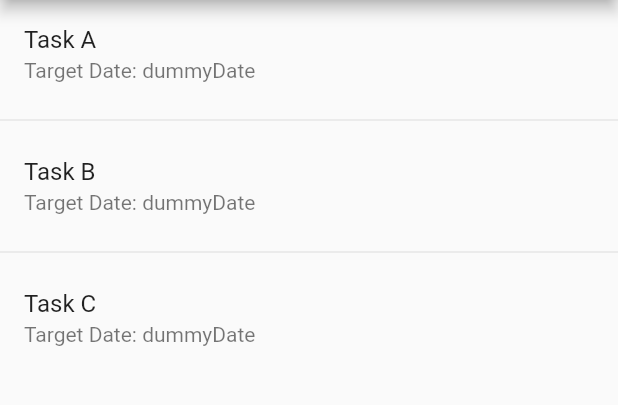
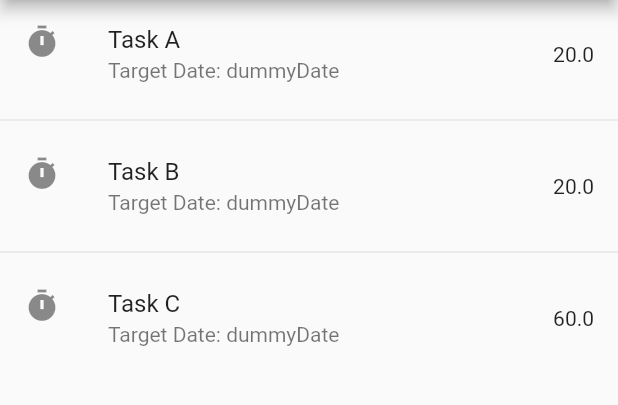
Before and after one commit to Amal4m41/TalentStory_MissionFunctionality, a Flutter app: the MissionsScreen screen opened directly, after a tap on "ABC", on a phone screen of 412 x 824 dp, the part 84-489 px from its top. Run offline on Flutter 3.47's test engine with Material 2 defaults, Android fonts, the phone set to English and light mode, and no system bars; our stand-ins replace font_awesome_flutter.

Commit message:
Added code to create new mission and tasks

```diff
--- a/lib/main.dart
+++ b/lib/main.dart
@@ -1,6 +1,7 @@
 import 'package:flutter/material.dart';
 import 'package:mission_functionlity/models/user.dart';
 import 'package:mission_functionlity/providers/mission_provider.dart';
+import 'package:mission_functionlity/providers/tasks_provider.dart';
 import 'package:mission_functionlity/screens/homepage.dart';
 import 'package:provider/provider.dart';
 
@@ -15,6 +16,9 @@ void main() {
             username: 'dummyUsername',
             name: 'Amal',
             category: 'mentor'), //mimics the signed in user.
+      ),
+      ChangeNotifierProvider(
+        create: (BuildContext context) => TasksProvider(),
       ),
     ],
     child: const MyApp(),
--- a/lib/models/mission.dart
+++ b/lib/models/mission.dart
@@ -7,6 +7,9 @@ class Mission with ChangeNotifier {
   final String
       createdBy; //will store the id of the user(user with category = mentor/professor/teacher)
   final String description;
+  final String
+      targetDate; //expected date of completion for the mission(i.e. all the tasks)
+  //add  trailing(percentage) and target date() for each mission.
 
   Mission({
     required this.missionId,
@@ -14,6 +17,7 @@ class Mission with ChangeNotifier {
     required this.createdDate,
     required this.createdBy,
     required this.description,
+    required this.targetDate,
   });
 
   Mission.fromJson(Map<String, dynamic> json)
@@ -21,7 +25,8 @@ class Mission with ChangeNotifier {
         missionName = json['missionName'],
         createdDate = json['createdDate'],
         createdBy = json['createdBy'],
-        description = json['description'];
+        description = json['description'],
+        targetDate = json['targetDate'];
 
   Map<String, dynamic> toJson() {
     final Map<String, dynamic> data = Map<String, dynamic>();
@@ -30,6 +35,7 @@ class Mission with ChangeNotifier {
     data['createdDate'] = createdDate;
     data['createdBy'] = createdBy;
     data['description'] = description;
+    data['targetDate'] = targetDate;
     return data;
   }
 }
--- a/lib/models/mission_studentuser.dart
+++ b/lib/models/mission_studentuser.dart
@@ -3,24 +3,20 @@ import 'package:flutter/cupertino.dart';
 class MissionStudentUser {
   final int missionId;
   final String studentUserName;
-  final double progressPercentage;
 
   MissionStudentUser({
     required this.studentUserName,
-    required this.progressPercentage,
     required this.missionId,
   });
 
   MissionStudentUser.fromJson(Map<String, dynamic> json)
       : missionId = json["missionId"],
-        studentUserName = json['studentUserName'],
-        progressPercentage = json['progressPercentage'];
+        studentUserName = json['studentUserName'];
 
   Map<String, dynamic> toJson() {
     final Map<String, dynamic> data = Map<String, dynamic>();
     data['missionId'] = missionId;
     data['studentUserName'] = studentUserName;
-    data['progressPercentage'] = progressPercentage;
     return data;
   }
 }
--- a/lib/models/task.dart
+++ b/lib/models/task.dart
@@ -1,4 +1,6 @@
-class Task {
+import 'package:flutter/cupertino.dart';
+
+class Task with ChangeNotifier {
   final int taskId;
   final String taskName;
   final String createdDate;
@@ -7,6 +9,7 @@ class Task {
   final int missionId;
   final String taskContent; //will store the link to the doc stored location.
   final String targetDate;
+  final double taskWeightage;
 
   Task({
     required this.taskId,
@@ -16,6 +19,7 @@ class Task {
     required this.missionId,
     required this.taskContent,
     required this.targetDate,
+    required this.taskWeightage,
   });
 
   Task.fromJson(Map<String, dynamic> json)
@@ -25,7 +29,8 @@ class Task {
         createdBy = json['createdBy'],
         missionId = json['missionId'],
         taskContent = json['taskContent'],
-        targetDate = json['targetDate'];
+        targetDate = json['targetDate'],
+        taskWeightage = json['taskWeightage'];
 
   Map<String, dynamic> toJson() {
     final Map<String, dynamic> data = Map<String, dynamic>();
@@ -36,6 +41,7 @@ class Task {
     data['missionId'] = missionId;
     data['taskContent'] = taskContent;
     data['targetDate'] = targetDate;
+    data['taskWeightage'] = taskWeightage;
     return data;
   }
 }
--- a/lib/providers/tasks_provider.dart
+++ b/lib/providers/tasks_provider.dart
@@ -4,19 +4,38 @@ import 'package:mission_functionlity/models/task.dart';
 
 class TasksProvider extends ChangeNotifier {
   List<Task> _tasksList = [];
+  List<Task> _DBtasksList = []; //mimics the tasks list
 
-  List<Task> getTasksUsingMissionId(int missionId) =>
-  _dummyTasksList.where((element) => element.missionId == missionId).toList();
+  List<Task> _getTasksUsingMissionId(int missionId) =>
+      _DBtasksList.where((element) => element.missionId == missionId).toList();
+  //
+  TasksProvider() {
+    _DBtasksList = _dummyTasksList;
+  }
 
-  TasksProvider({required int missionId}) {
-    final tasks = getTasksUsingMissionId(missionId);
-    _tasksList = tasks;
+  void waitFunction(int seconds) async {
+    await Future.delayed(Duration(seconds: seconds));
+    notifyListeners();
+  }
+
+  void getTasksForMissionId({required int missionId}) {
+    _tasksList = _getTasksUsingMissionId(missionId);
+    waitFunction(1);
+  }
+
+  double getMissionCompletedPercentage({required int missionId}) {
+    final tasks = _getTasksUsingMissionId(missionId);
+    double sum = 0;
+    for (var element in tasks) {
+      sum += element.taskWeightage;
+    }
+    return sum / 100;
   }
 
   List<Task> get taskList => _tasksList;
 
   void addTaskToList(Task value) {
-    _tasksList.add(value);
+    _DBtasksList.add(value);
     notifyListeners();
   }
 }
@@ -30,15 +49,19 @@ List<Task> _dummyTasksList = [
     missionId: 1,
     taskContent: 'dummyUrl',
     targetDate: 'dummyDate',
-  ),  Task(
-    taskId: 1,
+    taskWeightage: 20,
+  ),
+  Task(
+    taskId: 9,
     taskName: 'Task B',
     createdDate: DateTime.now().toString(),
     createdBy: 'userA',
     missionId: 1,
     taskContent: 'dummyUrl',
     targetDate: 'dummyDate',
-  ),  Task(
+    taskWeightage: 20,
+  ),
+  Task(
     taskId: 2,
     taskName: 'Task C',
     createdDate: DateTime.now().toString(),
@@ -46,7 +69,9 @@ List<Task> _dummyTasksList = [
     missionId: 1,
     taskContent: 'dummyUrl',
     targetDate: 'dummyDate',
-  ),  Task(
+    taskWeightage: 60,
+  ),
+  Task(
     taskId: 3,
     taskName: 'Task D',
     createdDate: DateTime.now().toString(),
@@ -54,7 +79,9 @@ List<Task> _dummyTasksList = [
     missionId: 2,
     taskContent: 'dummyUrl',
     targetDate: 'dummyDate',
-  ),  Task(
+    taskWeightage: 50,
+  ),
+  Task(
     taskId: 4,
     taskName: 'Task E',
     createdDate: DateTime.now().toString(),
@@ -62,7 +89,9 @@ List<Task> _dummyTasksList = [
     missionId: 2,
     taskContent: 'dummyUrl',
     targetDate: 'dummyDate',
-  ),  Task(
+    taskWeightage: 20,
+  ),
+  Task(
     taskId: 5,
     taskName: 'Task F',
     createdDate: DateTime.now().toString(),
@@ -70,5 +99,6 @@ List<Task> _dummyTasksList = [
     missionId: 2,
     taskContent: 'dummyUrl',
     targetDate: 'dummyDate',
+    taskWeightage: 30,
   ),
 ];
--- /dev/null
+++ b/lib/screens/mission_tasks_screen.dart
@@ -0,0 +1,61 @@
+import 'package:flutter/cupertino.dart';
+import 'package:flutter/material.dart';
+import 'package:mission_functionlity/models/mission.dart';
+import 'package:mission_functionlity/models/task.dart';
+import 'package:mission_functionlity/providers/tasks_provider.dart';
+import 'package:mission_functionlity/screens/task_screen.dart';
+import 'package:provider/provider.dart';
+
+class MissionTasksScreen extends StatefulWidget {
+  const MissionTasksScreen({Key? key}) : super(key: key);
+  @override
+  State<MissionTasksScreen> createState() => _MissionTasksScreenState();
+}
+
+class _MissionTasksScreenState extends State<MissionTasksScreen> {
+  late final Mission mission;
+
+  @override
+  void initState() {
+    super.initState();
+    mission = Provider.of<Mission>(context, listen: false);
+    Provider.of<TasksProvider>(context, listen: false)
+        .getTasksForMissionId(missionId: mission.missionId);
+  }
+
+  @override
+  Widget build(BuildContext context) {
+    print('MISSION TASKS SCREEN BUILD');
+
+    final tasksProvider = Provider.of<TasksProvider>(context);
+    final tasksList = tasksProvider.taskList;
+
+    return Scaffold(
+      appBar: AppBar(
+        title: Text('Tasks'),
+      ),
+      body: Container(
+        child: ListView.separated(
+          padding: const EdgeInsets.only(bottom: 25),
+          itemCount: tasksList.length,
+          itemBuilder: (context, index) => InkWell(
+            onTap: () => Navigator.push(
+                context,
+                MaterialPageRoute(
+                    builder: (context) => ChangeNotifierProvider<Task>.value(
+                        value: tasksList[index], child: TaskScreen()))),
+            child: ListTile(
+              leading: Icon(Icons.timer),
+              title: Text(tasksList[index].taskName),
+              // trailing: Text(
+              //     'Created on : ${missionListProvider.missionList[index].createdDate.split(' ')[0]}'),
+              subtitle: Text('Target Date: ${tasksList[index].targetDate}'),
+              trailing: Text(tasksList[index].taskWeightage.toString()),
+            ),
+          ),
+          separatorBuilder: (BuildContext context, int index) => Divider(),
+        ),
+      ),
+    );
+  }
+}
--- a/lib/screens/missions_screen.dart
+++ b/lib/screens/missions_screen.dart
@@ -1,19 +1,22 @@
 import 'package:flutter/material.dart';
+import 'package:font_awesome_flutter/font_awesome_flutter.dart';
 import 'package:mission_functionlity/models/mission.dart';
 import 'package:mission_functionlity/models/user.dart';
+import 'package:mission_functionlity/providers/create_new_mission_provider.dart';
 import 'package:mission_functionlity/providers/mission_provider.dart';
 import 'package:mission_functionlity/providers/tasks_provider.dart';
 import 'package:mission_functionlity/screens/mission_form.dart';
-import 'package:mission_functionlity/screens/tasks_screen.dart';
+import 'package:mission_functionlity/screens/create_task_screen.dart';
+import 'package:mission_functionlity/screens/mission_tasks_screen.dart';
+import 'package:mission_functionlity/utils/constants.dart';
 import 'package:provider/provider.dart';
-
-const authorizedCategoriesToCreateMission = ['professor', 'mentor', 'teacher'];
 
 class MissionsScreen extends StatelessWidget {
   const MissionsScreen({Key? key}) : super(key: key);
 
   @override
   Widget build(BuildContext context) {
+    print('MISSION SCREEN BUILD');
     final missionListProvider = Provider.of<MissionProvider>(context);
 
     return Scaffold(
@@ -24,26 +27,63 @@ class MissionsScreen extends StatelessWidget {
         child: ListView.separated(
           padding: const EdgeInsets.only(bottom: 25),
           itemCount: missionListProvider.missionList.length,
-          itemBuilder: (context, index) => ListTile(
+          itemBuilder: (context, index) {
+            print("BUILD TASK ITEM $index");
+            double percent = Provider.of<TasksProvider>(context)
+                .getMissionCompletedPercentage(
+                    missionId:
+                        missionListProvider.missionList[index].missionId);
+            percent = double.parse(percent.toStringAsFixed(2));
+            return ListTile(
+              leading: Stack(children: [
+                Icon(
+                  FontAwesomeIcons.trophy,
+                  color: Colors.grey.shade600,
+                ),
+                Icon(
+                  FontAwesomeIcons.trophy,
+                  color: Colors.yellow.shade800.withOpacity(percent),
+                ),
+              ]),
               title: Text(missionListProvider.missionList[index].missionName),
               // trailing: Text(
               //     'Created on : ${missionListProvider.missionList[index].createdDate.split(' ')[0]}'),
-            subtitle: Text(missionListProvider.missionList[index].description),
+              subtitle: Text(
+                  missionListProvider.missionList[index].description +
+                      '\nTarget date: ${missionListProvider.missionList[index].targetDate}',
+                  style: TextStyle(fontSize: 12)),
+              trailing: Text(
+                'Completed: ${percent * 100}%',
+                // 'Completed: ',
+                style: TextStyle(fontSize: 12),
+              ),
+              // Row(
+              //   mainAxisSize: MainAxisSize.min,
+              //   children: [
+              //     Text(
+              //       'Completed: ',
+              //       // 'Completed: ${percent * 100}%',
+              //       style: TextStyle(fontSize: 12),
+              //     ),
+              //     LinearProgressIndicator(
+              //       value: percent,
+              //       color: Colors.blue,
+              //       backgroundColor: Colors.grey,
+              //     )
+              //   ],
+              // ),
+              isThreeLine: true,
               onTap: () => Navigator.push(
                   context,
                   MaterialPageRoute(
                       builder: (context) => MultiProvider(providers: [
-                          ChangeNotifierProvider(
-                            create: (BuildContext context) => TasksProvider(
-                                missionId: missionListProvider
-                                    .missionList[index].missionId),
-                          ),
                             ChangeNotifierProvider<Mission>.value(
                               value: missionListProvider.missionList[
                                   index], //mimics the signed in user.
                             ),
-                        ], child: TasksScreen()))),
-          ),
+                          ], child: MissionTasksScreen()))),
+            );
+          },
           separatorBuilder: (BuildContext context, int index) => Divider(),
         ),
       ),
@@ -51,8 +91,12 @@ class MissionsScreen extends StatelessWidget {
               .contains(Provider.of<User>(context).category.toLowerCase())
           ? FloatingActionButton(
               onPressed: () {
-                Navigator.push(context,
-                    MaterialPageRoute(builder: (context) => MissionForm()));
+                Navigator.push(
+                    context,
+                    MaterialPageRoute(
+                        builder: (context) => ChangeNotifierProvider(
+                            create: (context) => CreateNewMissionProvider(),
+                            child: MissionForm())));
               },
               child: const Icon(Icons.add))
           : null,
--- a/lib/screens/tasks_screen.dart
+++ /dev/null
@@ -1,33 +0,0 @@
-import 'package:flutter/material.dart';
-import 'package:mission_functionlity/models/mission.dart';
-import 'package:mission_functionlity/providers/tasks_provider.dart';
-import 'package:provider/provider.dart';
-
-class TasksScreen extends StatelessWidget {
-  const TasksScreen({Key? key}) : super(key: key);
-
-  @override
-  Widget build(BuildContext context) {
-    final tasksListProvider = Provider.of<TasksProvider>(context);
-    final mission = Provider.of<Mission>(context);
-    return Scaffold(
-      appBar: AppBar(
-        title: Text('Tasks'),
-      ),
-      body: Container(
-        child: ListView.separated(
-          padding: const EdgeInsets.only(bottom: 25),
-          itemCount: tasksListProvider.taskList.length,
-          itemBuilder: (context, index) => ListTile(
-            title: Text(tasksListProvider.taskList[index].taskName),
-            // trailing: Text(
-            //     'Created on : ${missionListProvider.missionList[index].createdDate.split(' ')[0]}'),
-            subtitle: Text(
-                'Target Date: ${tasksListProvider.taskList[index].targetDate}'),
-          ),
-          separatorBuilder: (BuildContext context, int index) => Divider(),
-        ),
-      ),
-    );
-  }
-}
--- a/lib/utils/constants.dart
+++ b/lib/utils/constants.dart
@@ -49,3 +49,5 @@ const kTextFieldDecoration = InputDecoration(
     borderRadius: BorderRadius.all(Radius.circular(32.0)),
   ),
 );
+
+const authorizedCategoriesToCreateMission = ['professor', 'mentor', 'teacher'];
--- a/lib/utils/widget_functions.dart
+++ b/lib/utils/widget_functions.dart
@@ -12,8 +12,10 @@ SizedBox addEmptyWidget() {
   return SizedBox(width: 0, height: 0);
 }
 
-void showSnackBarWithNoAction(BuildContext context, String text) {
+void showSnackBarWithNoAction(BuildContext context, String text,
+    [Color color = Colors.blueGrey]) {
   ScaffoldMessenger.of(context).showSnackBar(SnackBar(
+    backgroundColor: color,
     content: Text(text),
   ));
 }
--- a/pubspec.yaml
+++ b/pubspec.yaml
@@ -35,6 +35,7 @@ dependencies:
   # Use with the CupertinoIcons class for iOS style icons.
   cupertino_icons: ^1.0.2
   provider: ^6.0.1
+  font_awesome_flutter: ^9.2.0
 
 dev_dependencies:
   flutter_test:
```
Also changed, not shown: lib/providers/create_new_mission_provider.dart (added, +18 -0 lines), lib/providers/mission_provider.dart (+10 -5 lines), lib/providers/students_provider.dart (added, +21 -0 lines), lib/screens/create_task_screen.dart (added, +114 -0 lines), lib/screens/mission_form.dart (+43 -17 lines), lib/screens/task_form.dart (added, +144 -0 lines), lib/screens/task_screen.dart (added, +55 -0 lines), lib/utils/global_methods.dart (added, +32 -0 lines), pubspec.lock. Lines whose indentation alone changed are shown as unchanged.
